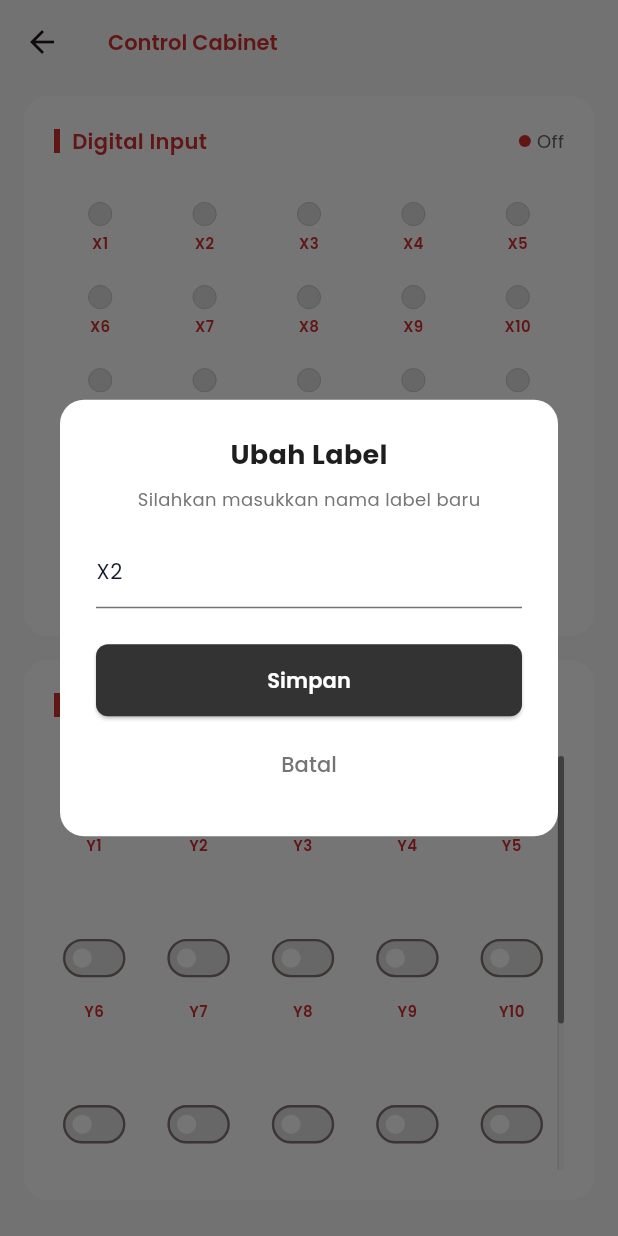
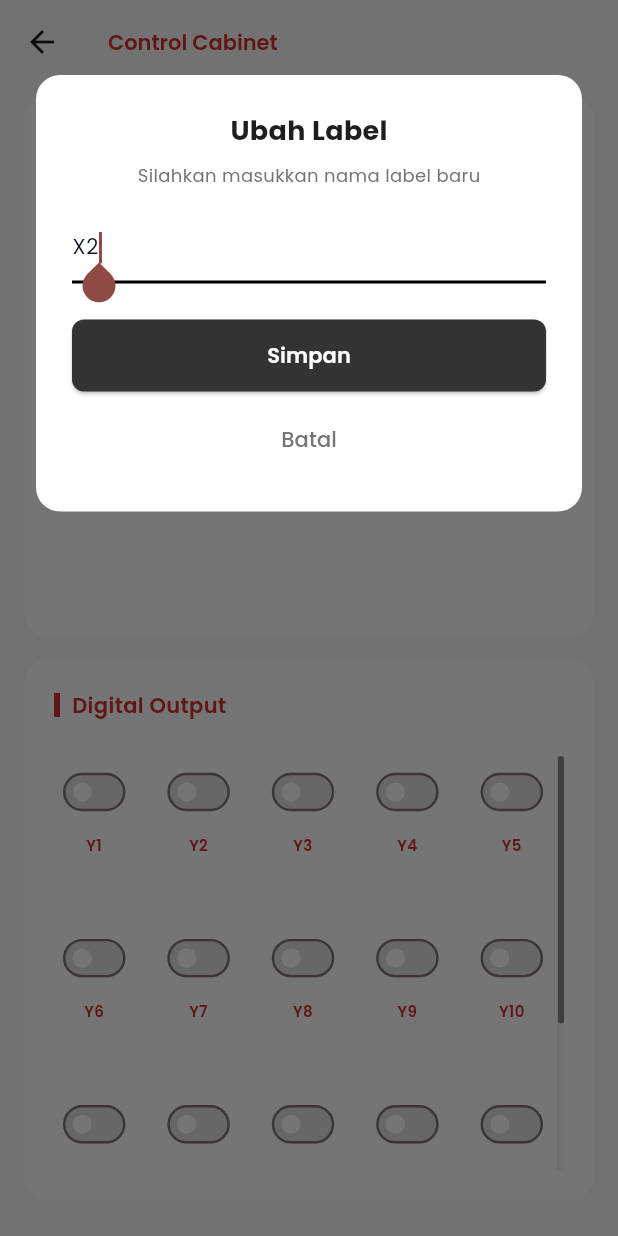
Before and after one commit to Void491111/arc-mobile-app, a Flutter app: the ControlCabinetPage screen opened directly, after a tap on "X2", on a phone screen of 412 x 824 dp. Run offline on Flutter 3.47's test engine with Material 3 defaults, Android fonts, the phone set to English and light mode, and no system bars; our stand-ins replace google_fonts, shared_preferences; accounts and stored records are empty.

Commit message:
fix layout issue di halaman cabinet control khususnya container output

```diff
--- a/lib/features/control_cabinet/widgets/edit_label_dialog.dart
+++ b/lib/features/control_cabinet/widgets/edit_label_dialog.dart
@@ -16,7 +16,6 @@ class _EditLabelDialogState extends State<EditLabelDialog> {
   @override
   void initState() {
     super.initState();
-    // Isi otomatis textfield dengan nama label yang sekarang
     _textController = TextEditingController(text: widget.currentLabel);
   }
 
@@ -29,12 +28,17 @@ class _EditLabelDialogState extends State<EditLabelDialog> {
   @override
   Widget build(BuildContext context) {
     return Dialog(
+      alignment: Alignment.topCenter,
+      // Ubah padding bawahnya jadi kecil (10) biar gak jepret pas keyboard naik boss
+      insetPadding: const EdgeInsets.only(top: 50.0, bottom: 10.0, left: 24.0, right: 24.0),
       shape: RoundedRectangleBorder(borderRadius: BorderRadius.circular(16)),
       backgroundColor: Colors.white,
+      child: SingleChildScrollView( // <-- Penawar overflow keyboard
+        physics: const BouncingScrollPhysics(),
         child: Padding(
           padding: const EdgeInsets.all(24.0),
           child: Column(
-          mainAxisSize: MainAxisSize.min, // Biar tinggi modal menyesuaikan isi
+            mainAxisSize: MainAxisSize.min,
             children: [
               Text(
                 'Ubah Label',
@@ -52,6 +56,7 @@ class _EditLabelDialogState extends State<EditLabelDialog> {
               const SizedBox(height: 16),
               TextField(
                 controller: _textController,
+                autofocus: true,
                 style: GoogleFonts.poppins(fontSize: 14),
                 decoration: InputDecoration(
                   hintText: 'Tulis Label...',
@@ -70,13 +75,12 @@ class _EditLabelDialogState extends State<EditLabelDialog> {
                 height: 48,
                 child: ElevatedButton(
                   style: ElevatedButton.styleFrom(
-                   backgroundColor: const Color(0xFF333333), // Warna tombol dark abu-abu
+                    backgroundColor: const Color(0xFF333333),
                     shape: RoundedRectangleBorder(
                       borderRadius: BorderRadius.circular(8),
                     ),
                   ),
                   onPressed: () {
-                   // Kembalikan teks yang diketik ke halaman utama
                     Navigator.pop(context, _textController.text);
                   },
                   child: Text(
@@ -99,6 +103,7 @@ class _EditLabelDialogState extends State<EditLabelDialog> {
             ],
           ),
         ),
+      ),
     );
   }
 }
```
Lines whose indentation alone changed are shown as unchanged.
